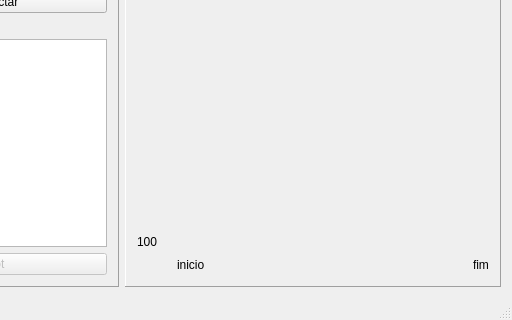
Above: QTDataPlotter/mainwindow.ui from DenisMedeiros/DCA0201QTProject before the change; both pictures show x 142 to 654 and y 97 to 417 of the 654 by 417 pixel window. Below: the same form after it.
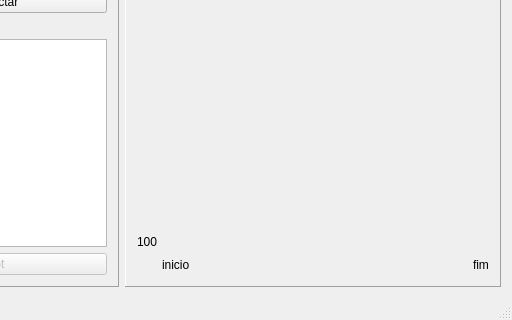
That is the form after the change. Custom widgets are drawn as their Qt base class.

Diff of the .ui file:
```diff
--- a/QTDataPlotter/mainwindow.ui
+++ b/QTDataPlotter/mainwindow.ui
@@ -145,7 +145,7 @@
                </property>
                <property name="sizeHint" stdset="0">
                 <size>
-                 <width>40</width>
+                 <width>25</width>
                  <height>20</height>
                 </size>
                </property>
```
Left out of the diff: 8 changed lines with no effect on the pictures.
